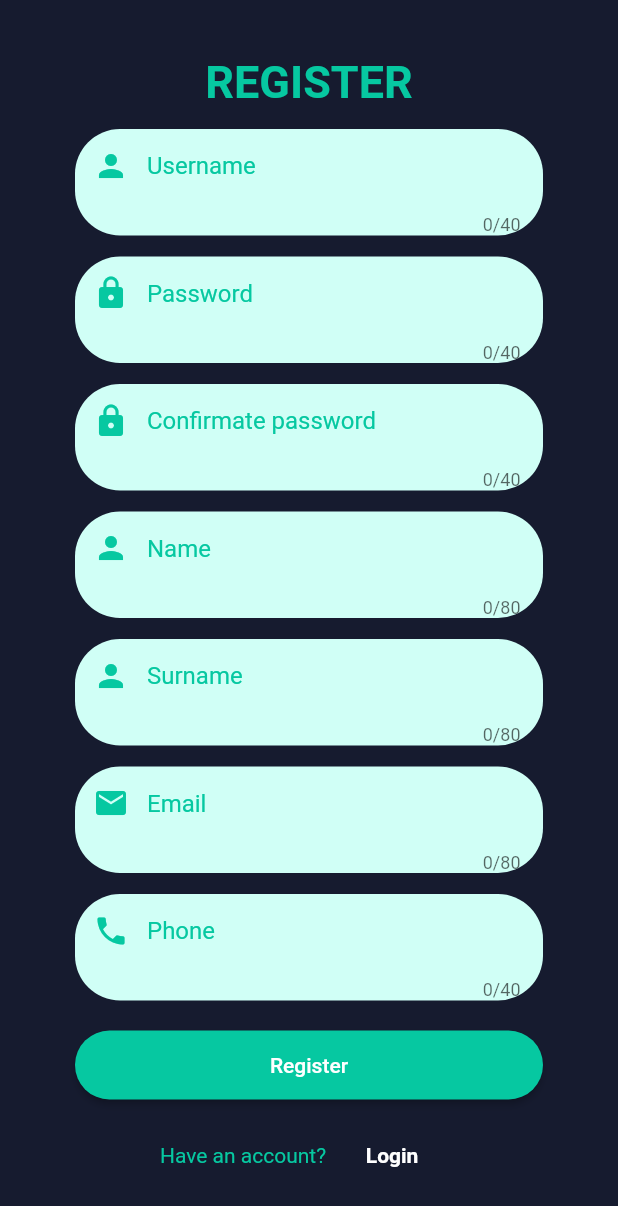
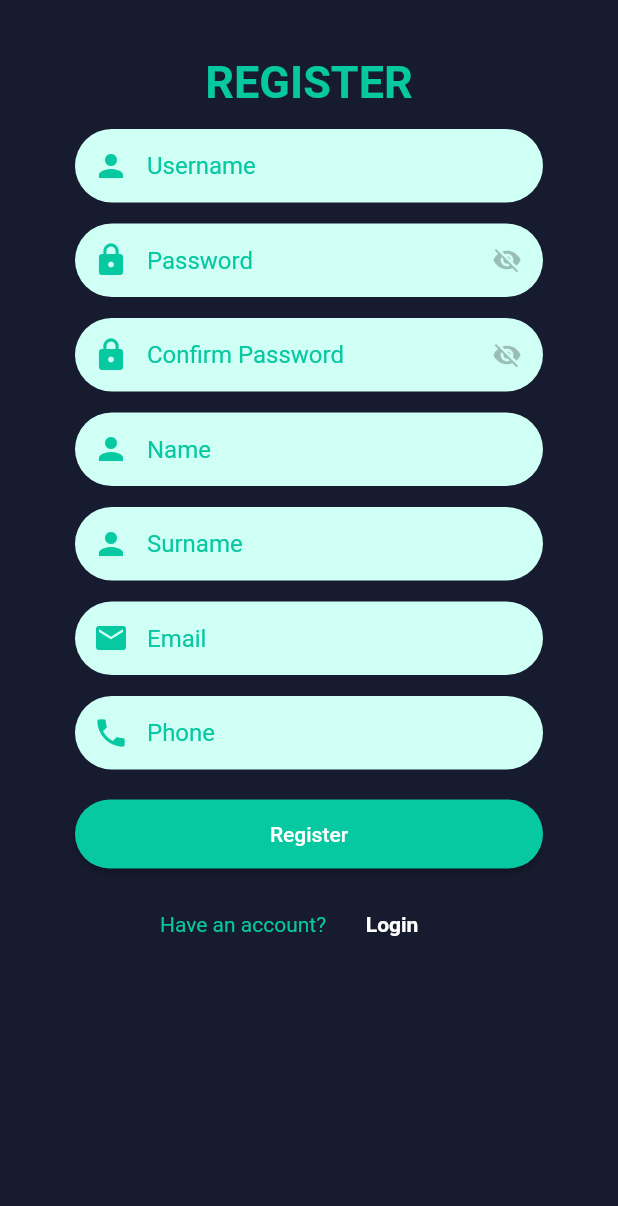
Before and after one commit to agustinduran/mobin-chat-app-flutter, a Flutter app: the screen it shows after launch, after a tap on "Login", after a tap on "Register", on a phone screen of 412 x 824 dp. Shown: the top 1206 px of the screen. Run offline on Flutter 3.47's test engine with Material 2 defaults, Android fonts, the phone set to English and light mode, and no system bars; our stand-ins replace get.

Commit message:
Hide and show password

```diff
--- a/lib/app/data/traslation/messages_traslations.dart
+++ b/lib/app/data/traslation/messages_traslations.dart
@@ -18,7 +18,7 @@ class MessageTranslations extends Translations {
       'title-sign-up' : 'REGISTER',
       'sign-up-email' : 'Email',
       'sign-up-password' : 'Password',
-      'sign-up-password-conf' : 'Confirmate password',
+      'sign-up-password-conf' : 'Confirm Password',
       'sign-up-username' : 'Username',
       'sign-up-name' : 'Name',
       'sign-up-surname' : 'Surname',
--- a/lib/app/presentation/pages/login/login_controller.dart
+++ b/lib/app/presentation/pages/login/login_controller.dart
@@ -6,7 +6,7 @@ class LoginController extends GetxController {
   TextEditingController emailController = TextEditingController();
   TextEditingController passwordController = TextEditingController();
 
-  bool hidePassword = true;
+  RxBool hidePassword = true.obs;
 
   final formKeyLogin = GlobalKey<FormState>();
 
@@ -25,4 +25,8 @@ class LoginController extends GetxController {
     String password = passwordController.text.trim();
   }
 
+  void mutateHidePassword() {
+    hidePassword.value = !(hidePassword.value);
+  }
+
 }
--- a/lib/app/presentation/pages/login/login_page.dart
+++ b/lib/app/presentation/pages/login/login_page.dart
@@ -28,7 +28,7 @@ class LoginPage extends StatelessWidget {
           children: [
             _createBannerLogo(context),
             _createTextFieldEmail(),
-            _createTextFieldPassword(),
+            Obx(() =>_createTextFieldPassword()),
             _createLoginButton(),
             _createButtonDontHaveAccount(),
             Padding(padding: EdgeInsets.only(bottom: MediaQuery.of(context).viewInsets.bottom))
@@ -57,6 +57,7 @@ class LoginPage extends StatelessWidget {
         },
         keyboardType: TextInputType.emailAddress,
         decoration: InputDecoration(
+          counterText: '',
           border: InputBorder.none,
           hintText: 'login-email'.tr,
           hintStyle: const TextStyle(
@@ -79,7 +80,7 @@ class LoginPage extends StatelessWidget {
       child: TextFormField(
         maxLength: 40,
         controller: controller.passwordController,
-        obscureText: true,
+        obscureText: controller.hidePassword.value,
         autofillHints: const [AutofillHints.password],
         validator: (value) {
           if (value!.isEmpty) {
@@ -93,8 +94,19 @@ class LoginPage extends StatelessWidget {
           hintStyle: const TextStyle(
             color: app.COLOR_PRIMARY,
           ),
+          counterText: '',
           contentPadding: const EdgeInsets.all(15),
-          prefixIcon: const Icon(Icons.lock, color: app.COLOR_PRIMARY)
+          prefixIcon: const Icon(Icons.lock, color: app.COLOR_PRIMARY),
+          suffixIcon: IconButton(
+            icon: Icon(
+              controller.hidePassword.value
+                ? Icons.visibility_off
+                : Icons.visibility,
+              color: Colors.black26,
+              size: 20,
+            ),
+            onPressed: () => controller.mutateHidePassword()
+          ),
         ),
       ),
     );
--- a/lib/app/presentation/pages/sign_up/sign_up_controller.dart
+++ b/lib/app/presentation/pages/sign_up/sign_up_controller.dart
@@ -6,13 +6,13 @@ class SignUpController extends GetxController {
   TextEditingController usernameController           = TextEditingController();
   TextEditingController emailController              = TextEditingController();
   TextEditingController passwordController           = TextEditingController();
-  TextEditingController confirmatePasswordController = TextEditingController();
+  TextEditingController confirmPasswordController = TextEditingController();
   TextEditingController nameController               = TextEditingController();
   TextEditingController surnameController            = TextEditingController();
   TextEditingController phoneController              = TextEditingController();
 
-  bool hidePassword = true;
-  bool hideConfirmPassword = true;
+  RxBool hidePassword = true.obs;
+  RxBool hideConfirmPassword = true.obs;
 
   final formKeySignUp = GlobalKey<FormState>();
 
@@ -29,7 +29,7 @@ class SignUpController extends GetxController {
 
     String email = emailController.text.trim();
     String password = passwordController.text.trim();
-    String confirmatePassword = confirmatePasswordController.text.trim();
+    String confirmPassword = confirmPasswordController.text.trim();
     String username = usernameController.text.trim();
     String name = nameController.text.trim();
     String surname = surnameController.text;
@@ -39,7 +39,14 @@ class SignUpController extends GetxController {
     // cargandoWidget.show();
 
     // TODO: Llamar service
+  }
 
+  void mutateHidePassword() {
+    hidePassword.value = !(hidePassword.value);
+  }
+
+  void mutateHideConfirmPassword() {
+    hideConfirmPassword.value = !(hideConfirmPassword.value);
   }
 
 }
--- a/lib/app/presentation/pages/sign_up/sign_up_page.dart
+++ b/lib/app/presentation/pages/sign_up/sign_up_page.dart
@@ -26,8 +26,8 @@ class SignUpPage extends StatelessWidget {
             const SizedBox(height: 30),
             _createBannerRegister(),
             _createTextFieldUsername(),
-            _createTextFieldPassword(),
-            _createTextFieldPasswordConfirmation(),
+            Obx(() =>_createTextFieldPassword()),
+            Obx(() =>_createTextFieldPasswordConfirmation()),
             _createTextFieldName(),
             _createTextFieldSurname(),
             _createTextFieldEmail(),
@@ -67,6 +67,7 @@ class SignUpPage extends StatelessWidget {
         autofillHints: const [AutofillHints.username],
         controller: controller.usernameController,
         decoration: InputDecoration(
+          counterText: '',
           border: InputBorder.none,
           hintText: 'sign-up-username'.tr,
           hintStyle: const TextStyle(
@@ -95,17 +96,27 @@ class SignUpPage extends StatelessWidget {
       child: TextFormField(
         maxLength: 40,
         keyboardType: TextInputType.visiblePassword,
-        // TODO: Show password
         controller: controller.passwordController,
-        obscureText: true,
+        obscureText: controller.hidePassword.value,
         decoration: InputDecoration(
+          counterText: '',
           border: InputBorder.none,
           hintText: 'sign-up-password'.tr,
           hintStyle: const TextStyle(
             color: app.COLOR_PRIMARY
           ),
           contentPadding: const EdgeInsets.all(15),
-          prefixIcon: const Icon(Icons.lock, color: app.COLOR_PRIMARY)
+          prefixIcon: const Icon(Icons.lock, color: app.COLOR_PRIMARY),
+          suffixIcon: IconButton(
+            icon: Icon(
+              controller.hidePassword.value
+                ? Icons.visibility_off
+                : Icons.visibility,
+              color: Colors.black26,
+              size: 20,
+            ),
+            onPressed: () => controller.mutateHidePassword()
+          ),
         ),
         validator: (value) {
           if (value!.isEmpty) {
@@ -126,19 +137,29 @@ class SignUpPage extends StatelessWidget {
         borderRadius: BorderRadius.circular(30)
       ),
       child: TextFormField(
-        // TODO: Show password
         maxLength: 40,
         keyboardType: TextInputType.visiblePassword,
-        controller: controller.confirmatePasswordController,
-        obscureText: true,
+        controller: controller.confirmPasswordController,
+        obscureText: controller.hideConfirmPassword.value,
         decoration: InputDecoration(
+          counterText: '',
           border: InputBorder.none,
           hintText: 'sign-up-password-conf'.tr,
           hintStyle: const TextStyle(
             color: app.COLOR_PRIMARY
           ),
           contentPadding: const EdgeInsets.all(15),
-          prefixIcon: const Icon(Icons.lock, color: app.COLOR_PRIMARY)
+          prefixIcon: const Icon(Icons.lock, color: app.COLOR_PRIMARY),
+          suffixIcon: IconButton(
+            icon: Icon(
+              controller.hideConfirmPassword.value
+                ? Icons.visibility_off
+                : Icons.visibility,
+              color: Colors.black26,
+              size: 20,
+            ),
+            onPressed: () => controller.mutateHideConfirmPassword()
+          ),
         ),
         validator: (value) {
           if (value!.isEmpty) {
@@ -164,6 +185,7 @@ class SignUpPage extends StatelessWidget {
         autofillHints: const [AutofillHints.name],
         keyboardType: TextInputType.name,
         decoration: InputDecoration(
+          counterText: '',
           border: InputBorder.none,
           hintText: 'sign-up-name'.tr,
           hintStyle: const TextStyle(
@@ -195,6 +217,7 @@ class SignUpPage extends StatelessWidget {
         keyboardType: TextInputType.name,
         controller: controller.surnameController,
         decoration: InputDecoration(
+          counterText: '',
           border: InputBorder.none,
           hintText: 'sign-up-surname'.tr,
           hintStyle: const TextStyle(
@@ -226,6 +249,7 @@ class SignUpPage extends StatelessWidget {
         controller: controller.emailController,
         keyboardType: TextInputType.emailAddress,
         decoration: InputDecoration(
+          counterText: '',
           border: InputBorder.none,
           hintText: 'sign-up-email'.tr,
           hintStyle: const TextStyle(
@@ -261,6 +285,7 @@ class SignUpPage extends StatelessWidget {
         controller: controller.phoneController,
         keyboardType: TextInputType.phone,
         decoration: InputDecoration(
+          counterText: '',
           border: InputBorder.none,
           hintText: 'sign-up-phone'.tr,
           hintStyle: const TextStyle(
```
